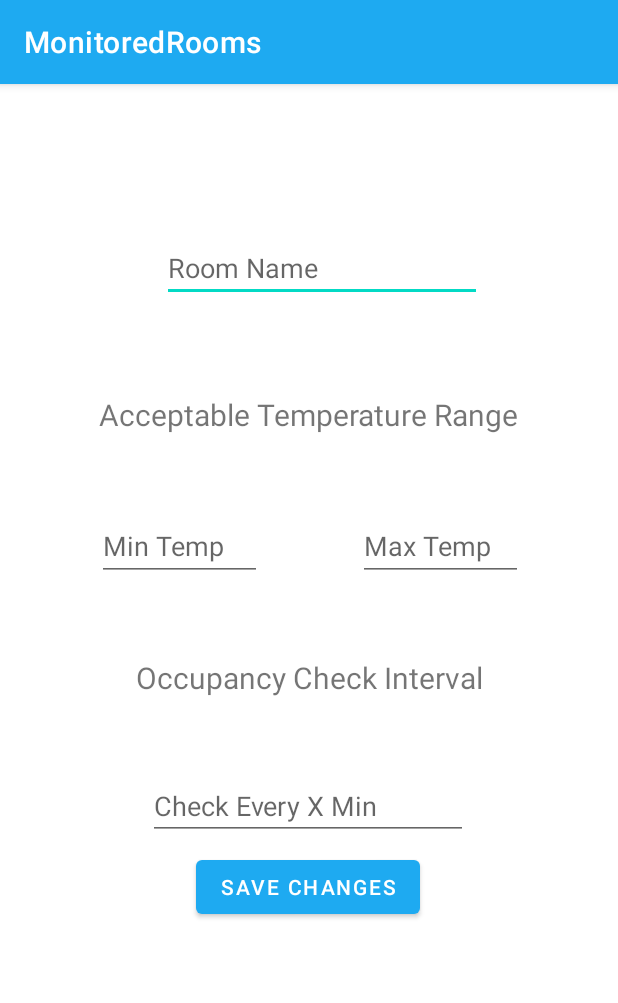
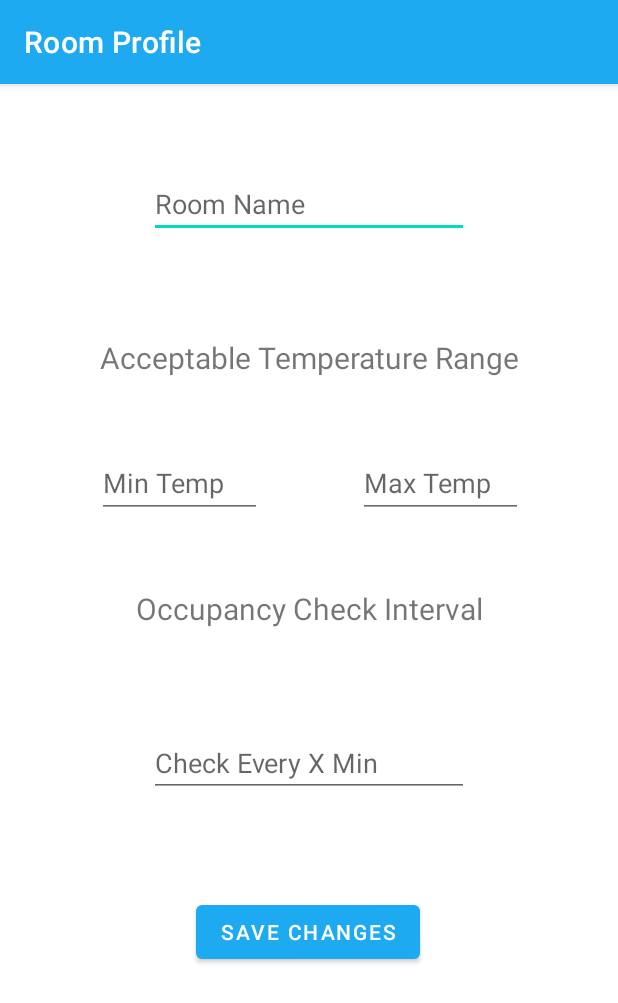
Before and after one commit to SimarjitBilkhuSB/MonitoredRooms, an Android app: the RoomProfileActivity screen opened directly, with no data from a screen before it, after a tap on "EDIT ROOM", on a phone screen of 412 x 824 dp. Shown: the top 1003 px of the screen. Run offline under Robolectric (Android 15) with nearby library versions, the phone set to English and light mode, and no system bars; our stand-ins replace Firebase (no records; nobody signed in at launch, a user with empty details on screens opened directly); 1 statement that could not run was skipped.

Commit message:
Added New Functions to DatabaseHelper class
Completed Edit Room "Save Changes" button onclick listener

```diff
--- a/MonitoredRooms/app/src/main/AndroidManifest.xml
+++ b/MonitoredRooms/app/src/main/AndroidManifest.xml
@@ -9,7 +9,10 @@
         android:roundIcon="@mipmap/ic_launcher_round"
         android:supportsRtl="true"
         android:theme="@style/Theme.MonitoredRooms">
-        <activity android:name=".RoomProfileActivity"></activity>
+        <activity
+            android:name=".RoomProfileActivity"
+            android:label="@string/title_activity_room_profile">
+        </activity>
         <activity
             android:name=".MonitoredRoomsActivity"
             android:label="@string/title_activity_monitored_rooms"
--- a/MonitoredRooms/app/src/main/java/com/example/monitoredrooms/RoomProfileActivity.java
+++ b/MonitoredRooms/app/src/main/java/com/example/monitoredrooms/RoomProfileActivity.java
@@ -1,25 +1,19 @@
 package com.example.monitoredrooms;
 
-import androidx.annotation.NonNull;
 import androidx.appcompat.app.AppCompatActivity;
 
 import android.content.Intent;
 import android.os.Bundle;
-import android.util.Log;
+import android.text.Editable;
+import android.text.TextWatcher;
 import android.view.View;
 import android.widget.Button;
 import android.widget.EditText;
 
-import com.google.firebase.database.DataSnapshot;
-import com.google.firebase.database.DatabaseError;
+import com.example.monitoredrooms.utility.DatabaseHelper;
+import com.example.monitoredrooms.utility.Room;
 import com.google.firebase.database.DatabaseReference;
 import com.google.firebase.database.FirebaseDatabase;
-import com.google.firebase.database.Query;
-import com.google.firebase.database.ValueEventListener;
-
-import org.jetbrains.annotations.NotNull;
-
-import static android.content.ContentValues.TAG;
 
 public class RoomProfileActivity extends AppCompatActivity {
     protected EditText mRoomName;
@@ -46,17 +40,27 @@ public class RoomProfileActivity extends AppCompatActivity {
         mRoomOccupancyStatus = findViewById(R.id.roomOccupancyStatus);
         mDeleteRoom = findViewById(R.id.deleteRoom);
         mEditRoom = findViewById(R.id.editRoom);
+
+        mEditRoomName = findViewById(R.id.edit_roomName);
+        mEditMinTemp = findViewById(R.id.edit_minTemp);
+        mEditMaxTemp = findViewById(R.id.edit_maxTemp);
+        mEditOccupancy = findViewById(R.id.edit_occupancy);
+        mEditRoomLayout = findViewById(R.id.edit_room_layout);
         mSaveChanges = findViewById(R.id.saveChanges);
-        //mEditRoomName = mEditRoomLayout.findViewById(R.id.edit_roomName);
-        //mEditMinTemp = mEditRoomLayout.findViewById(R.id.edit_minTemp);
-        //mEditMaxTemp = mEditRoomLayout.findViewById(R.id.edit_maxTemp);
-        //mEditOccupancy = mEditRoomLayout.findViewById(R.id.edit_occupancy);
-        mEditRoomLayout = findViewById(R.id.edit_room_layout);
 
         /** Assign text values to each of the text fields
          * Take information from the database and set values.
          * Database not yet created so assign values on hold.
          */
+
+        //when used the passed room, the values are not changing, should be using database directly
+        Room room = getIntent().getParcelableExtra("Room");
+        mRoomName.setText(room.getRoomName());
+        DatabaseHelper db = new DatabaseHelper(RoomProfileActivity.this);
+        db.readRoom(room, mRoomTemp, mRoomOccupancyStatus);
+        //displays the changes in room temperature and room occupancy
+        //to show change in room name, update EditText after pressing save changes
+        //room.setRoomName("name");
 
 
 
@@ -76,21 +80,32 @@ public class RoomProfileActivity extends AppCompatActivity {
                 //Remove delete room and edit room button from view and display save changes button
                 mDeleteRoom.setVisibility(View.GONE);
                 mEditRoom.setVisibility(View.GONE);
-                mSaveChanges.setVisibility(View.VISIBLE);
 
             }
         });
 
-        //Save the changes made into the database
-
-        /**
+        //Save the changes made into the database and restart roomProfileActivity
         mSaveChanges.setOnClickListener(new View.OnClickListener() {
             @Override
             public void onClick(View v) {
 
+                String roomName = mEditRoomName.getText().toString();
+                double minTemp = Double.parseDouble(mEditMinTemp.getText().toString());
+                double maxTemp = Double.parseDouble(mEditMaxTemp.getText().toString());
+                int interval = Integer.parseInt(mEditOccupancy.getText().toString());
+
+                Room newRoom = new Room(roomName, minTemp, maxTemp, interval);
+                DatabaseHelper db = new DatabaseHelper(RoomProfileActivity.this);
+
+                db.editRoom(room, newRoom);
+
+                //restart roomProfileActivity
+                restartRoomProfileActivity(newRoom);
+
+
             }
         });
-         */
+
 
         //Delete the room from the database
 
@@ -98,12 +113,27 @@ public class RoomProfileActivity extends AppCompatActivity {
             @Override
             public void onClick(View v) {
                 //For Testing, deleting a hardcoded value
-            DatabaseReference ref = database.getReference("User").child("Room").child("e");
-            ref.removeValue();
+                DatabaseHelper db = new DatabaseHelper(RoomProfileActivity.this);
+                db.deleteRoom(room.getRoomName());
 
                 startActivity(new Intent(RoomProfileActivity.this, MonitoredRoomsActivity.class));
             }
         });
+    }
 
+    private void restartRoomProfileActivity(Room Room){
+        Intent roomProfileIntent = new Intent(RoomProfileActivity.this, RoomProfileActivity.class);
+        roomProfileIntent.putExtra("Room", Room);
+        startActivity(roomProfileIntent);
+        finish(); //close the activity to no create a loop/succession of the same activity
+    }
+
+    private boolean roomDataValidation(){
+
+        //implements if statements to verify that the data entered is valid
+        //need to know sensors limitations to set min and/or max values for each sensor
+        //need to know limit for the name size, for now set it to 8 characters
+
+        return true;
     }
 }
--- a/MonitoredRooms/app/src/main/java/com/example/monitoredrooms/utility/RoomAdapter.java
+++ b/MonitoredRooms/app/src/main/java/com/example/monitoredrooms/utility/RoomAdapter.java
@@ -49,7 +49,7 @@ public class RoomAdapter extends ArrayAdapter<Room> {
         TextView Text3 = (TextView) listElement.findViewById(R.id.item_textview3);
 
         //modify the TextView's text to show the Room's name, temperature and occupancy
-        Text1.setText(currentRoom.getRoomName());
+        Text1.setText(currentRoom.getRoomName().trim()+": ");
         Text2.setText(currentRoom.getRoomTemperature() + "°C");
         Text3.setText(currentRoom.getRoomOccupancy());
 
--- a/MonitoredRooms/app/src/main/res/layout/activity_room_profile.xml
+++ b/MonitoredRooms/app/src/main/res/layout/activity_room_profile.xml
@@ -76,21 +76,23 @@
         app:layout_constraintVertical_bias="0.165" />
 
     <Button
-        android:id="@+id/saveChanges"
+        android:id="@+id/saveChanges3"
         android:layout_width="wrap_content"
         android:layout_height="wrap_content"
         android:text="Save Changes"
         android:visibility="invisible"
         app:layout_constraintBottom_toBottomOf="parent"
         app:layout_constraintEnd_toEndOf="parent"
-        app:layout_constraintHorizontal_bias="0.498"
         app:layout_constraintStart_toStartOf="parent"
-        app:layout_constraintTop_toBottomOf="@+id/roomOccupancyStatus"
-        app:layout_constraintVertical_bias="0.498" />
+        app:layout_constraintTop_toTopOf="parent"
+        app:layout_constraintVertical_bias="0.888" />
 
     <include
         android:id="@+id/edit_room_layout"
         layout="@layout/edit_room_profile"
-        android:visibility="invisible" />
+        android:visibility="invisible"
+        app:layout_constraintEnd_toEndOf="parent"
+        app:layout_constraintStart_toStartOf="parent"
+        app:layout_constraintTop_toTopOf="parent" />
 
 </androidx.constraintlayout.widget.ConstraintLayout>
--- a/MonitoredRooms/app/src/main/res/layout/edit_room_profile.xml
+++ b/MonitoredRooms/app/src/main/res/layout/edit_room_profile.xml
@@ -4,6 +4,19 @@
     xmlns:tools="http://schemas.android.com/tools"
     android:layout_width="match_parent"
     android:layout_height="match_parent">
+
+    <Button
+        android:id="@+id/saveChanges"
+        android:layout_width="wrap_content"
+        android:layout_height="wrap_content"
+        android:text="Save Changes"
+        android:visibility="visible"
+        app:layout_constraintBottom_toBottomOf="parent"
+        app:layout_constraintEnd_toEndOf="parent"
+        app:layout_constraintHorizontal_bias="0.498"
+        app:layout_constraintStart_toStartOf="parent"
+        app:layout_constraintTop_toBottomOf="@+id/edit_occupancy"
+        app:layout_constraintVertical_bias="0.271" />
 
     <EditText
         android:id="@+id/edit_roomName"
@@ -14,10 +27,9 @@
         android:inputType="textPersonName"
         app:layout_constraintBottom_toBottomOf="parent"
         app:layout_constraintEnd_toEndOf="parent"
-        app:layout_constraintHorizontal_bias="0.542"
         app:layout_constraintStart_toStartOf="parent"
         app:layout_constraintTop_toTopOf="parent"
-        app:layout_constraintVertical_bias="0.138" />
+        app:layout_constraintVertical_bias="0.079" />
 
     <EditText
         android:id="@+id/edit_minTemp"
@@ -53,10 +65,9 @@
         android:inputType="textPersonName"
         app:layout_constraintBottom_toBottomOf="parent"
         app:layout_constraintEnd_toEndOf="parent"
-        app:layout_constraintHorizontal_bias="0.497"
         app:layout_constraintStart_toStartOf="parent"
-        app:layout_constraintTop_toTopOf="parent"
-        app:layout_constraintVertical_bias="0.635" />
+        app:layout_constraintTop_toBottomOf="@+id/textView3"
+        app:layout_constraintVertical_bias="0.185" />
 
     <TextView
         android:id="@+id/textView2"
@@ -66,7 +77,6 @@
         android:textSize="20sp"
         app:layout_constraintBottom_toBottomOf="parent"
         app:layout_constraintEnd_toEndOf="parent"
-        app:layout_constraintHorizontal_bias="0.498"
         app:layout_constraintStart_toStartOf="parent"
         app:layout_constraintTop_toBottomOf="@+id/edit_roomName"
         app:layout_constraintVertical_bias="0.103" />
@@ -78,10 +88,8 @@
         android:layout_marginTop="140dp"
         android:text="Occupancy Check Interval"
         android:textSize="20sp"
-        app:layout_constraintBottom_toTopOf="@+id/edit_occupancy"
         app:layout_constraintEnd_toEndOf="parent"
         app:layout_constraintHorizontal_bias="0.502"
         app:layout_constraintStart_toStartOf="parent"
-        app:layout_constraintTop_toBottomOf="@+id/textView2"
-        app:layout_constraintVertical_bias="0.141" />
+        app:layout_constraintTop_toBottomOf="@+id/textView2" />
 </androidx.constraintlayout.widget.ConstraintLayout>
--- a/MonitoredRooms/app/src/main/res/layout/fragment_monitored_rooms.xml
+++ b/MonitoredRooms/app/src/main/res/layout/fragment_monitored_rooms.xml
@@ -52,6 +52,7 @@
                 app:layout_constraintHorizontal_bias="0.498"
                 app:layout_constraintStart_toStartOf="parent"
                 app:tint="@color/light_blue" />
+
         </androidx.constraintlayout.widget.ConstraintLayout>
 
         <ListView
--- a/MonitoredRooms/app/src/main/res/menu/sort_rooms.xml
+++ b/MonitoredRooms/app/src/main/res/menu/sort_rooms.xml
@@ -5,9 +5,12 @@
         android:id="@+id/action_sort1"
         android:title="@string/by_low_temperature"
         app:showAsAction="never" />
+
+    <!--For now, only using first one. Might delete the one below if not needed in future.-->
     <item
         android:id="@+id/action_sort2"
         android:title="@string/by_high_temperature"
+        android:visible="false"
         app:showAsAction="never" />
     <item
         android:id="@+id/action_sort3"
--- a/MonitoredRooms/app/src/main/res/values/strings.xml
+++ b/MonitoredRooms/app/src/main/res/values/strings.xml
@@ -24,6 +24,8 @@
     <string name="min_temp">Min Temp</string>
     <string name="max_temp">Max Temp</string>
     <string name="room_name">Room Name</string>
+    <string name="lowest_temperature">Lowest Temperature</string>
+    <string name="highest_temperature">Highest Temperature</string>
     <string name="save">SAVE</string>
     <string name="occupancy_check_interval">Occupancy Check Interval</string>
     <string name="enter_room_information">Enter Room Information</string>
@@ -33,4 +35,5 @@
     <string name="home_overview">Home Overview</string>
     <string name="username">Username</string>
     <string name="other_information">Other Information</string>
+    <string name="title_activity_room_profile">Room Profile</string>
 </resources>
```
Also changed, not shown: MonitoredRooms/app/src/main/java/com/example/monitoredrooms/AddRoomDialog.java (+17 -0 lines), MonitoredRooms/app/src/main/java/com/example/monitoredrooms/ui/home/MonitoredRoomsFragment.java (+30 -85 lines), MonitoredRooms/app/src/main/java/com/example/monitoredrooms/utility/DatabaseHelper.java (added, +427 -0 lines), MonitoredRooms/app/src/main/java/com/example/monitoredrooms/utility/Room.java (+5 -2 lines), MonitoredRooms/app/src/main/res/layout/room_list_item.xml (+6 -6 lines), 1 other file. Lines whose indentation alone changed are shown as unchanged.
